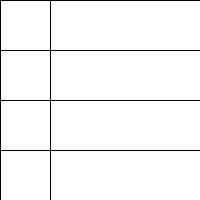
Chiru/ChiruAddons, file Scenes/ServiceFusion/Assets/Ui/CalendarEvents.ui: the form before one commit.
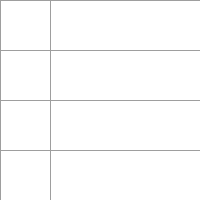
The form after the commit.

Commit message: Update Calendar visuals. MovieContainer now only filters auditorium 1 and 2, time is ignored.

```diff
--- a/Scenes/ServiceFusion/Assets/Ui/CalendarEvents.ui
+++ b/Scenes/ServiceFusion/Assets/Ui/CalendarEvents.ui
@@ -46,7 +46,7 @@
 	border-style: solid; 
  border-left-width: 1px; 
  border-top-width: 1px; 
- border-color: black;
+ border-color:#9E9E9E;
 }</string>
      </property>
      <layout class="QHBoxLayout" name="horizontalLayout_5">
@@ -147,7 +147,7 @@
 	border-style: solid; 
  border-left-width: 1px; 
  border-top-width: 1px; 
- border-color: black;
+ border-color:#9E9E9E;
 }</string>
      </property>
      <layout class="QHBoxLayout" name="horizontalLayout_6">
@@ -248,7 +248,7 @@
 	border-style: solid; 
  border-left-width: 1px; 
  border-top-width: 1px; 
- border-color: black;
+ border-color:#9E9E9E;
 }</string>
      </property>
      <layout class="QHBoxLayout" name="horizontalLayout_7">
@@ -349,7 +349,7 @@
 	border-style: solid; 
  border-left-width: 1px; 
  border-top-width: 1px; 
- border-color: black;
+ border-color:#9E9E9E;
 }</string>
      </property>
      <layout class="QHBoxLayout" name="horizontalLayout_8">
```
The commit also changes 2 other files.
